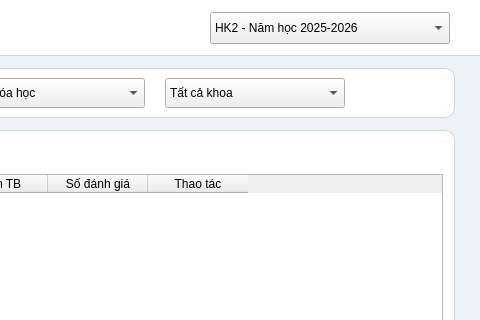
Before: the Qt Designer form frontend/ui/teacher_review.ui in abcxyzawe/BaiTapLonPy, drawn with Qt 5; both pictures show x 620 to 1100 and y 0 to 320 of the 1100 by 700 pixel window.
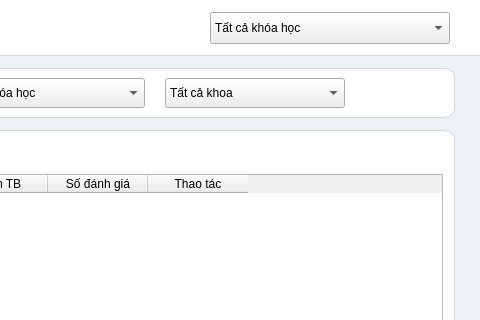
After: the same form once the commit is applied.

What changed in the file:
```diff
--- a/frontend/ui/teacher_review.ui
+++ b/frontend/ui/teacher_review.ui
@@ -33,8 +33,7 @@
     </widget>
     <widget name="cboSemesterReview" class="QComboBox">
      <property name="geometry"><rect><x>600</x><y>12</y><width>240</width><height>32</height></rect></property>
-     <item><property name="text"><string>HK2 - Năm học 2025-2026</string></property></item>
-     <item><property name="text"><string>HK1 - Năm học 2025-2026</string></property></item>
+     <item><property name="text"><string>Tất cả khóa học</string></property></item>
     </widget>
    </widget>
 
```
